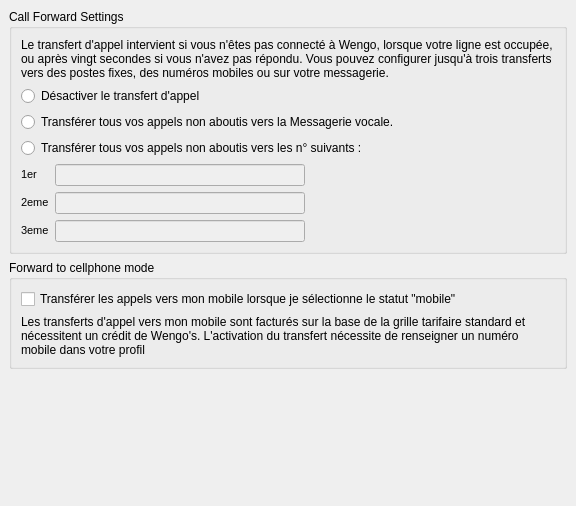
The window that wengophone/src/presentation/qt/config/CallForwardSettings.ui (tkrotoff/WengoPhone) describes before a commit, drawn with Qt 5.
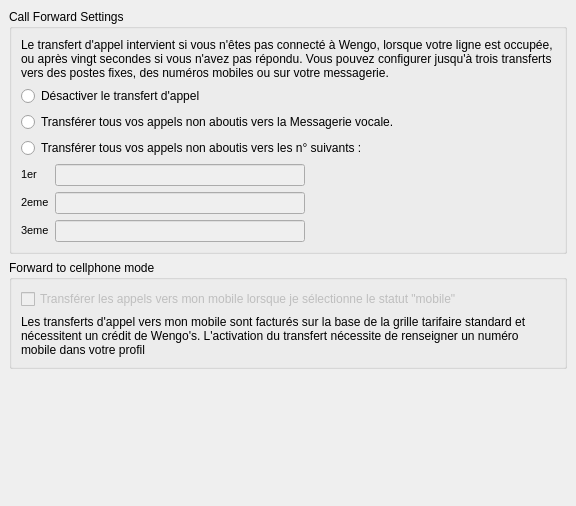
The same window after the commit.

Commit message: work on call forward

What changed in the file:
```diff
--- a/wengophone/src/presentation/qt/config/CallForwardSettings.ui
+++ b/wengophone/src/presentation/qt/config/CallForwardSettings.ui
@@ -157,6 +157,9 @@
       </item>
       <item row="0" column="0" >
        <widget class="QCheckBox" name="forwardCallMobilCheckBox" >
+        <property name="enabled" >
+         <bool>false</bool>
+        </property>
         <property name="text" >
          <string>Transférer les appels vers mon mobile lorsque je sélectionne le statut "mobile"</string>
         </property>
```
The commit also changes 1 other file.
